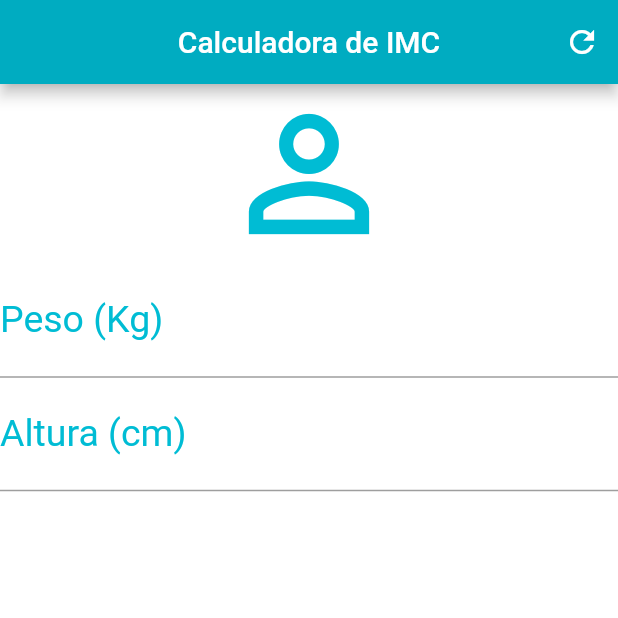
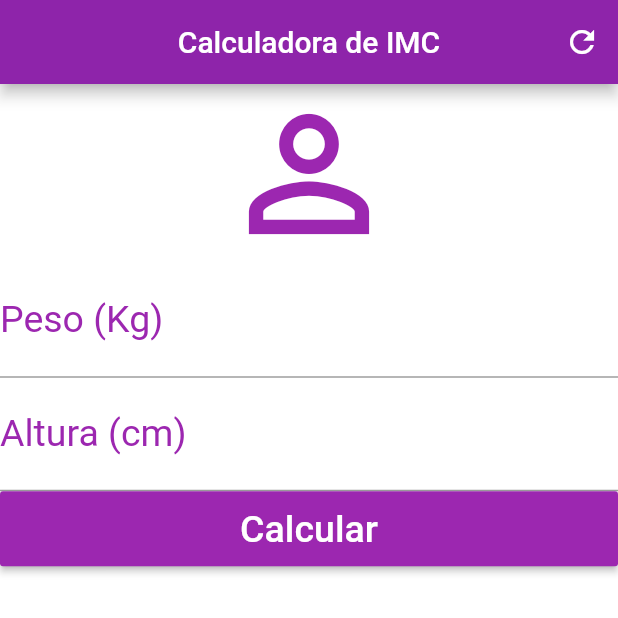
Before and after one commit to MayronSouza/calculadora_imc, a Flutter app: the screen it shows after launch, on a phone screen of 412 x 824 dp, the top half of it. Run offline on Flutter 3.47's test engine with Material 2 defaults, Android fonts, the phone set to English and light mode, and no system bars.

Commit message:
Configurando o Button

```diff
--- a/lib/main.dart
+++ b/lib/main.dart
@@ -20,7 +20,7 @@ class _HomeState extends State<Home> {
           'Calculadora de IMC',
         ),
         centerTitle: true,
-        backgroundColor: Colors.cyan[600],
+        backgroundColor: Colors.purple[600],
         actions: <Widget>[
           IconButton(
             icon: Icon(
@@ -37,19 +37,19 @@ class _HomeState extends State<Home> {
           Icon(
             Icons.person_outline,
             size: 120.0,
-            color: Colors.cyan,
+            color: Colors.purple,
           ),
           TextField(
             keyboardType: TextInputType.number,
             decoration: InputDecoration(
               labelText: 'Peso (Kg)',
               labelStyle: TextStyle(
-                color: Colors.cyan,
+                color: Colors.purple,
               ),
             ),
             textAlign: TextAlign.center,
             style: TextStyle(
-              color: Colors.cyan,
+              color: Colors.purple,
               fontSize: 25.0,
             ),
           ),
@@ -58,14 +58,28 @@ class _HomeState extends State<Home> {
             decoration: InputDecoration(
               labelText: 'Altura (cm)',
               labelStyle: TextStyle(
-                color: Colors.cyan,
+                color: Colors.purple,
               ),
             ),
             textAlign: TextAlign.center,
             style: TextStyle(
-              color: Colors.cyan,
+              color: Colors.purple,
               fontSize: 25.0,
             ),
+          ),
+          Container(
+            height: 50.0,
+            child: RaisedButton(
+            onPressed: () => print('Não me aperte com força!!!'),
+            child: Text(
+              'Calcular',
+              style: TextStyle(
+                color: Colors.white,
+                fontSize: 25.0,
+              ),
+            ),
+            color: Colors.purple,
+          )
           ),
         ],
       ),
```
